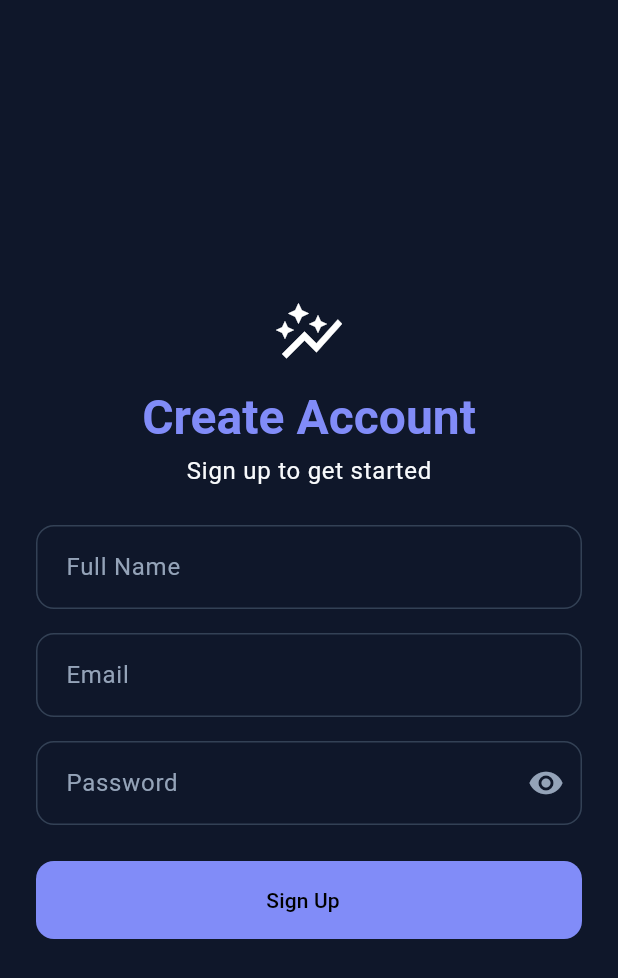
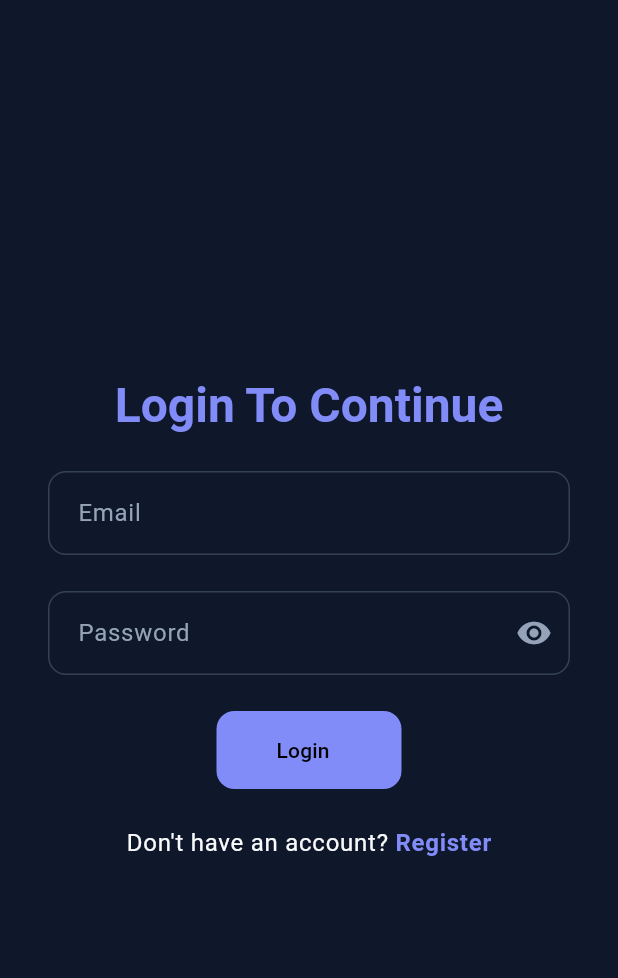
Before and after one commit to tanvirgeek/flutter_experiment, a Flutter app: the screen it shows after launch, on a phone screen of 412 x 824 dp. Shown: the top 978 px of the screen. Run offline on Flutter 3.47's test engine with Material 3 defaults, Android fonts, the phone set to English and light mode, and no system bars; our stand-ins replace dio, flutter_bloc.

Commit message:
Login Screen Done

```diff
--- /dev/null
+++ b/lib/features/auth/presentation/screens/login_screen.dart
@@ -0,0 +1,102 @@
+import 'package:flutter/gestures.dart';
+import 'package:flutter/material.dart';
+import 'package:flutter_experiment/core/Theme/theme_text_extension.dart';
+import 'package:flutter_experiment/core/validator/validators.dart';
+import 'package:flutter_experiment/features/auth/presentation/screens/register_screen.dart';
+import 'package:flutter_experiment/features/auth/presentation/widgets/auth_text_field.dart';
+
+class LoginScreen extends StatefulWidget {
+  const LoginScreen({super.key});
+
+  @override
+  State<LoginScreen> createState() => _LoginScreenState();
+}
+
+class _LoginScreenState extends State<LoginScreen> {
+  final _loignFormKey = GlobalKey<FormState>();
+  final _emailController = TextEditingController();
+  final _passwordController = TextEditingController();
+  void _onLoginSubmit() {
+    if (_loignFormKey.currentState!.validate()) {
+      debugPrint("Login Success");
+    }
+  }
+
+  @override
+  void dispose() {
+    _emailController.dispose();
+    _passwordController.dispose();
+    super.dispose();
+  }
+
+  @override
+  Widget build(BuildContext context) {
+    return Scaffold(
+      body: Center(
+        child: SingleChildScrollView(
+          child: Padding(
+            padding: const EdgeInsetsGeometry.all(32),
+            child: Form(
+              key: _loignFormKey,
+              child: Column(
+                mainAxisAlignment: .center,
+                mainAxisSize: .min,
+                children: [
+                  Text("Login To Continue", style: context.headlinePrimary()),
+                  const SizedBox(height: 24),
+                  AuthTextField(
+                    controller: _emailController,
+                    label: "Email",
+                    keyboardType: .emailAddress,
+                    validator: Validators.email,
+                  ),
+                  const SizedBox(height: 24),
+                  AuthTextField(
+                    controller: _passwordController,
+                    label: "Password",
+                    isPassword: true,
+                    validator: Validators.password,
+                  ),
+                  const SizedBox(height: 24),
+                  ElevatedButton(
+                    onPressed: () {
+                      _onLoginSubmit();
+                    },
+                    child: const Text("Login"),
+                  ),
+
+                  const SizedBox(height: 24),
+
+                  RichText(
+                    text: TextSpan(
+                      style: context.bodyLargeOnSurface(),
+                      children: [
+                        const TextSpan(text: "Don't have an account? "),
+                        TextSpan(
+                          text: "Register",
+                          style: TextStyle(
+                            color: Theme.of(context).colorScheme.primary,
+                            fontWeight: FontWeight.bold,
+                          ),
+                          recognizer: TapGestureRecognizer()
+                            ..onTap = () {
+                              Navigator.push(
+                                context,
+                                MaterialPageRoute(
+                                  builder: (context) => const RegisterScreen(),
+                                ),
+                              );
+                            },
+                        ),
+                      ],
+                    ),
+                  ),
+                ],
+              ),
+            ),
+          ),
+        ),
+      ),
+    );
+  }
+}
--- a/lib/main.dart
+++ b/lib/main.dart
@@ -7,6 +7,7 @@ import 'package:flutter_experiment/features/auth/data/datasource/auth_remote_dat
 import 'package:flutter_experiment/features/auth/data/repositories/auth_repository_impl.dart';
 import 'package:flutter_experiment/features/auth/domain/usecases/register_usecase.dart';
 import 'package:flutter_experiment/features/auth/presentation/bloc/auth_bloc.dart';
+import 'package:flutter_experiment/features/auth/presentation/screens/login_screen.dart';
 import 'package:flutter_experiment/features/auth/presentation/screens/register_screen.dart';
 
 void main() {
@@ -32,7 +33,7 @@ class MyApp extends StatelessWidget {
     return MaterialApp(
       debugShowCheckedModeBanner: false,
       theme: AppTheme.darkTheme,
-      home: const RegisterScreen(),
+      home: const LoginScreen(),
     );
   }
 }
```
Also changed, not shown: lib/features/auth/presentation/screens/register_screen.dart (+23 -0 lines).
